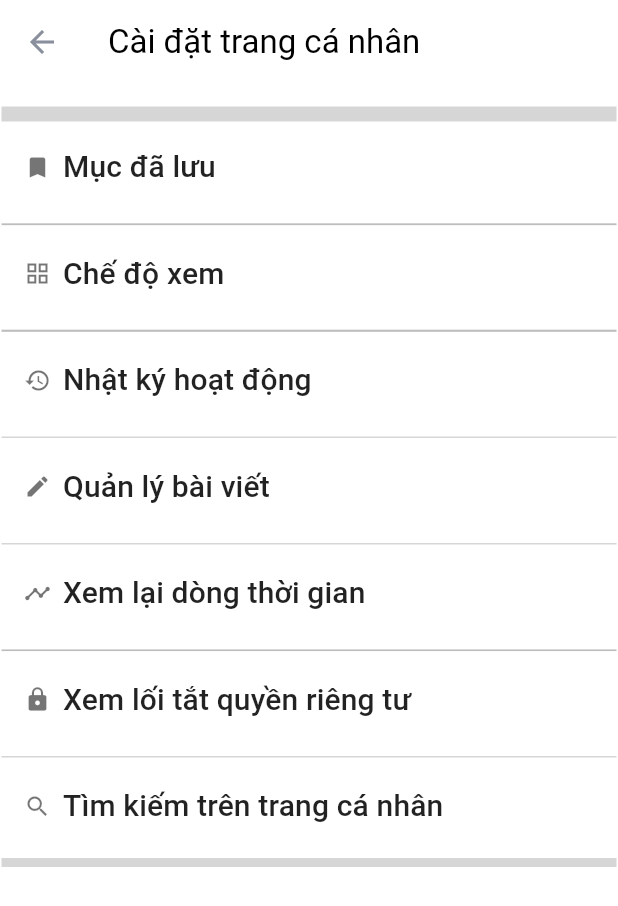
After one commit to hivx/Da_nen_tang_20231, a Flutter app: the EditUserPageSetting screen opened directly, on a phone screen of 412 x 824 dp. The commit adds this screen. Shown: the top 906 px of the screen. Run offline on Flutter 3.47's test engine with Material 3 defaults, Android fonts, the phone set to English and light mode, and no system bars; our stand-ins replace carousel_slider, font_awesome_flutter, image_picker, video_player, webview_flutter; network calls fail.

```diff
--- /dev/null
+++ b/lib/features/personal-page/screens/user_page_setting.dart
@@ -0,0 +1,302 @@
+import 'package:flutter/material.dart';
+
+class EditUserPageSetting extends StatelessWidget {
+  @override
+  Widget build(BuildContext context) {
+    return Scaffold(
+      appBar: AppBar(
+        title: Text(
+          'Cài đặt trang cá nhân',
+          style: TextStyle(color: Colors.black),
+        ),
+      ),
+      body: SingleChildScrollView(
+        child: Column(
+          children: [
+            SizedBox(height: 20),
+            Divider(
+              color: Colors.grey[350],
+              thickness: 10, // Độ dày của đường gạch
+              height: 5, // Chiều cao của đường gạch
+              indent: 1, // Khoảng cách từ lề trái
+              endIndent: 1, // Khoảng cách từ lề phải
+            ),
+            // Container cho "Mục đã lưu" với icon bookmark
+            ElevatedButton(
+              onPressed: () {
+                // Thêm logic của bạn
+              },
+              style: ElevatedButton.styleFrom(
+                padding: EdgeInsets.zero,
+                alignment: Alignment.centerLeft,
+                primary: Colors.transparent,
+                elevation: 0,
+              ),
+              child: Container(
+                padding: EdgeInsets.all(16.0),
+                child: Row(
+                  children: [
+                    Icon(
+                      Icons.bookmark,
+                      color: Colors.black54,
+                    ),
+                    SizedBox(width: 8.0),
+                    Text(
+                      'Mục đã lưu',
+                      style: TextStyle(
+                        fontSize: 20.0,
+                        color: Colors.black87,
+                      ),
+                    ),
+                  ],
+                ),
+              ),
+            ),
+            SizedBox(height: 5),
+            Divider(
+              color: Colors.grey[400],
+              thickness: 1.2, // Độ dày của đường gạch
+              height: 5, // Chiều cao của đường gạch
+              indent: 1, // Khoảng cách từ lề trái
+              endIndent: 1, // Khoảng cách từ lề phải
+            ),
+            // Container cho "Chế độ xem"
+            ElevatedButton(
+              onPressed: () {
+                // Thêm logic của bạn
+              },
+              style: ElevatedButton.styleFrom(
+                padding: EdgeInsets.zero,
+                alignment: Alignment.centerLeft,
+                primary: Colors.transparent,
+                elevation: 0,
+              ),
+              child: Container(
+                padding: EdgeInsets.all(16.0),
+                child: Row(
+                  children: [
+                    Icon(
+                      Icons.grid_view,
+                      color: Colors.black54,
+                    ),
+                    SizedBox(width: 8.0),
+                    Text(
+                      'Chế độ xem',
+                      style: TextStyle(
+                        fontSize: 20.0,
+                        color: Colors.black87,
+                      ),
+                    ),
+                  ],
+                ),
+              ),
+            ),
+            SizedBox(height: 5),
+            Divider(
+              color: Colors.grey[400],
+              thickness: 1.4, // Độ dày của đường gạch
+              height: 5, // Chiều cao của đường gạch
+              indent: 1, // Khoảng cách từ lề trái
+              endIndent: 1, // Khoảng cách từ lề phải
+            ),
+            // Container cho "Nhật ký hoạt động"
+            ElevatedButton(
+              onPressed: () {
+                // Thêm logic của bạn
+              },
+              style: ElevatedButton.styleFrom(
+                padding: EdgeInsets.zero,
+                alignment: Alignment.centerLeft,
+                primary: Colors.transparent,
+                elevation: 0,
+              ),
+              child: Container(
+                padding: EdgeInsets.all(16.0),
+                child: Row(
+                  children: [
+                    Icon(
+                      Icons.history,
+                      color: Colors.black54,
+                    ),
+                    SizedBox(width: 8.0),
+                    Text(
+                      'Nhật ký hoạt động',
+                      style: TextStyle(
+                        fontSize: 20.0,
+                        color: Colors.black87,
+                      ),
+                    ),
+                  ],
+                ),
+              ),
+            ),
+            SizedBox(height: 5),
+            Divider(
+              color: Colors.grey[350],
+              thickness: 1, // Độ dày của đường gạch
+              height: 5, // Chiều cao của đường gạch
+              indent: 1, // Khoảng cách từ lề trái
+              endIndent: 1, // Khoảng cách từ lề phải
+            ),
+
+            ElevatedButton(
+              onPressed: () {
+                // Thêm logic của bạn
+              },
+              style: ElevatedButton.styleFrom(
+                padding: EdgeInsets.zero,
+                alignment: Alignment.centerLeft,
+                primary: Colors.transparent,
+                elevation: 0,
+              ),
+              child: Container(
+                padding: EdgeInsets.all(16.0),
+                child: Row(
+                  children: [
+                    Icon(
+                      Icons.edit,
+                      color: Colors.black54,
+                    ),
+                    SizedBox(width: 8.0),
+                    Text(
+                      'Quản lý bài viết',
+                      style: TextStyle(
+                        fontSize: 20.0,
+                        color: Colors.black87,
+                      ),
+                    ),
+                  ],
+                ),
+              ),
+            ),
+            SizedBox(height: 5),
+            Divider(
+              color: Colors.grey[350],
+              thickness: 1, // Độ dày của đường gạch
+              height: 5, // Chiều cao của đường gạch
+              indent: 1, // Khoảng cách từ lề trái
+              endIndent: 1, // Khoảng cách từ lề phải
+            ),
+
+            ElevatedButton(
+              onPressed: () {
+                // Thêm logic của bạn
+              },
+              style: ElevatedButton.styleFrom(
+                padding: EdgeInsets.zero,
+                alignment: Alignment.centerLeft,
+                primary: Colors.transparent,
+                elevation: 0,
+              ),
+              child: Container(
+                padding: EdgeInsets.all(16.0),
+                child: Row(
+                  children: [
+                    Icon(
+                      Icons.timeline,
+                      color: Colors.black54,
+                    ),
+                    SizedBox(width: 8.0),
+                    Text(
+                      'Xem lại dòng thời gian',
+                      style: TextStyle(
+                        fontSize: 20.0,
+                        color: Colors.black87,
+                      ),
+                    ),
+                  ],
+                ),
+              ),
+            ),
+            SizedBox(height: 5),
+            Divider(
+              color: Colors.grey[400],
+              thickness: 1.1, // Độ dày của đường gạch
+              height: 5, // Chiều cao của đường gạch
+              indent: 1, // Khoảng cách từ lề trái
+              endIndent: 1, // Khoảng cách từ lề phải
+            ),
+
+            ElevatedButton(
+              onPressed: () {
+                // Thêm logic của bạn
+              },
+              style: ElevatedButton.styleFrom(
+                padding: EdgeInsets.zero,
+                alignment: Alignment.centerLeft,
+                primary: Colors.transparent,
+                elevation: 0,
+              ),
+              child: Container(
+                padding: EdgeInsets.all(16.0),
+                child: Row(
+                  children: [
+                    Icon(
+                      Icons.lock,
+                      color: Colors.black54,
+                    ),
+                    SizedBox(width: 8.0),
+                    Text(
+                      'Xem lối tắt quyền riêng tư',
+                      style: TextStyle(
+                        fontSize: 20.0,
+                        color: Colors.black87,
+                      ),
+                    ),
+                  ],
+                ),
+              ),
+            ),
+            SizedBox(height: 5),
+            Divider(
+              color: Colors.grey[350],
+              thickness: 1, // Độ dày của đường gạch
+              height: 5, // Chiều cao của đường gạch
+              indent: 1, // Khoảng cách từ lề trái
+              endIndent: 1, // Khoảng cách từ lề phải
+            ),
+
+            ElevatedButton(
+              onPressed: () {
+                // Thêm logic của bạn
+              },
+              style: ElevatedButton.styleFrom(
+                padding: EdgeInsets.zero,
+                alignment: Alignment.centerLeft,
+                primary: Colors.transparent,
+                elevation: 0,
+              ),
+              child: Container(
+                padding: EdgeInsets.all(16.0),
+                child: Row(
+                  children: [
+                    Icon(
+                      Icons.search,
+                      color: Colors.black54,
+                    ),
+                    SizedBox(width: 8.0),
+                    Text(
+                      'Tìm kiếm trên trang cá nhân',
+                      style: TextStyle(
+                        fontSize: 20.0,
+                        color: Colors.black87,
+                      ),
+                    ),
+                  ],
+                ),
+              ),
+            ),
+            SizedBox(height: 5),
+            Divider(
+              color: Colors.grey[350],
+              thickness: 6, // Độ dày của đường gạch
+              height: 5, // Chiều cao của đường gạch
+              indent: 1, // Khoảng cách từ lề trái
+              endIndent: 1, // Khoảng cách từ lề phải
+            ),
+          ],
+        ),
+      ),
+    );
+  }
+}
```
Also changed, not shown: lib/features/personal-page/screens/personal_page_screen.dart (+11 -1 lines), lib/features/personal-page/screens/user_popup.dart (added, +273 -0 lines).
